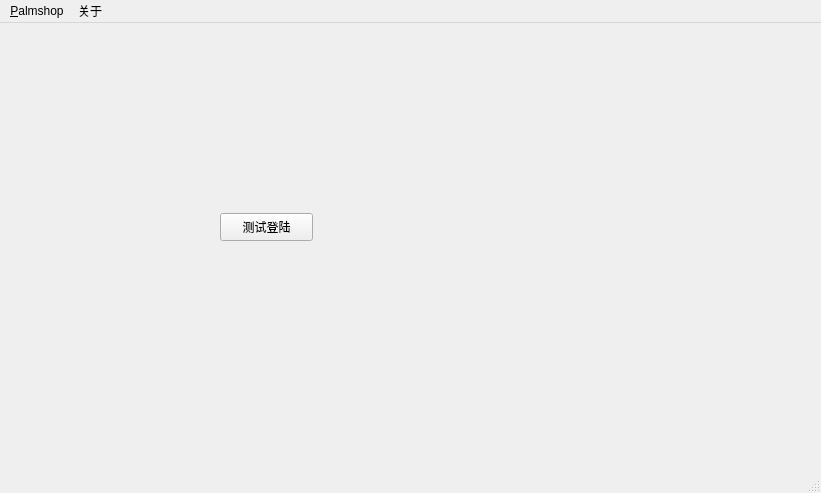
First picture: the form in Palmshop/PalmshopServer/main_window.ui, repository crazyCoderNO1/Palmshop, before the edit.
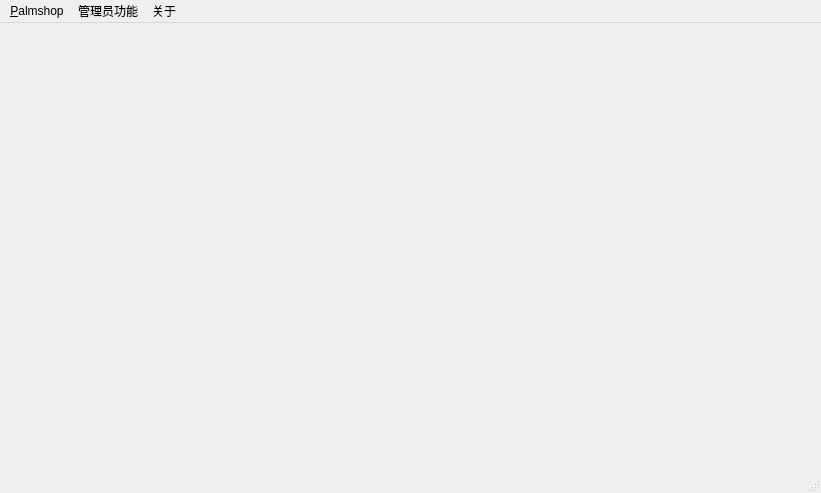
Second picture: the form after the edit.

What changed in the file:
```diff
--- a/Palmshop/PalmshopServer/main_window.ui
+++ b/Palmshop/PalmshopServer/main_window.ui
@@ -14,19 +14,26 @@
    <string>MainWindow</string>
   </property>
   <widget class="QWidget" name="centralWidget">
-   <widget class="QPushButton" name="pushButton">
-    <property name="geometry">
-     <rect>
-      <x>220</x>
-      <y>190</y>
-      <width>93</width>
-      <height>28</height>
-     </rect>
+   <layout class="QVBoxLayout" name="verticalLayout">
+    <property name="spacing">
+     <number>0</number>
     </property>
-    <property name="text">
-     <string>测试登陆</string>
+    <property name="leftMargin">
+     <number>0</number>
     </property>
-   </widget>
+    <property name="topMargin">
+     <number>0</number>
+    </property>
+    <property name="rightMargin">
+     <number>0</number>
+    </property>
+    <property name="bottomMargin">
+     <number>0</number>
+    </property>
+    <item>
+     <widget class="QWidget" name="widget" native="true"/>
+    </item>
+   </layout>
   </widget>
   <widget class="QMenuBar" name="menuBar">
    <property name="geometry">
@@ -54,7 +61,22 @@
     </property>
     <addaction name="action_help"/>
    </widget>
+   <widget class="QMenu" name="menu_admin">
+    <property name="title">
+     <string>管理员功能</string>
+    </property>
+    <widget class="QMenu" name="menu_admin_user_manager">
+     <property name="title">
+      <string>用户管理</string>
+     </property>
+     <addaction name="action"/>
+     <addaction name="action_2"/>
+    </widget>
+    <addaction name="action_admin_config"/>
+    <addaction name="menu_admin_user_manager"/>
+   </widget>
    <addaction name="menuPalmshop"/>
+   <addaction name="menu_admin"/>
    <addaction name="menu"/>
   </widget>
   <widget class="QStatusBar" name="statusBar"/>
```
Left out of the diff: 20 changed lines with no effect on the pictures.
